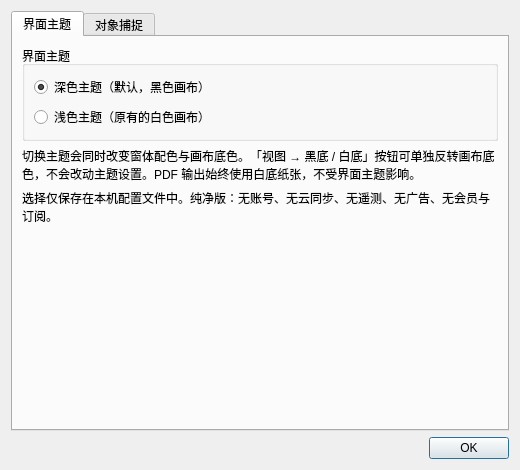
Above: src/ilovecad/ui/settings.ui from pxhhero-bit/ilovecad before the change. Below: the same form after it.
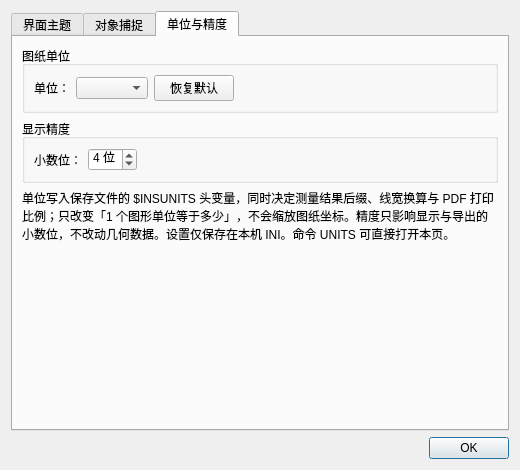
That is the form after the change. The open tabs and pages were chosen to show the change.

Patch:
```diff
--- a/src/ilovecad/ui/settings.ui
+++ b/src/ilovecad/ui/settings.ui
@@ -78,6 +78,39 @@
        <item><spacer name="spacerSnap"><property name="orientation"><enum>Qt::Vertical</enum></property><property name="sizeHint" stdset="0"><size><width>20</width><height>20</height></size></property></spacer></item>
       </layout>
      </widget>
+     <widget class="QWidget" name="tabUnits">
+      <attribute name="title"><string>单位与精度</string></attribute>
+      <layout class="QVBoxLayout" name="vboxUnits">
+       <item>
+        <widget class="QGroupBox" name="groupDrawUnits">
+         <property name="title"><string>图纸单位</string></property>
+         <layout class="QHBoxLayout" name="layoutUnits">
+          <item><widget class="QLabel" name="labelUnits"><property name="text"><string>单位：</string></property></widget></item>
+          <item><widget class="QComboBox" name="comboUnits"/></item>
+          <item><widget class="QPushButton" name="btnUnitsDefaults"><property name="text"><string>恢复默认</string></property></widget></item>
+          <item><spacer name="spacerUnits"><property name="orientation"><enum>Qt::Horizontal</enum></property><property name="sizeHint" stdset="0"><size><width>20</width><height>20</height></size></property></spacer></item>
+         </layout>
+        </widget>
+       </item>
+       <item>
+        <widget class="QGroupBox" name="groupPrecision">
+         <property name="title"><string>显示精度</string></property>
+         <layout class="QHBoxLayout" name="layoutPrecision">
+          <item><widget class="QLabel" name="labelPrecision"><property name="text"><string>小数位：</string></property></widget></item>
+          <item><widget class="QSpinBox" name="spinPrecision"><property name="minimum"><number>0</number></property><property name="maximum"><number>8</number></property><property name="value"><number>4</number></property><property name="suffix"><string> 位</string></property></widget></item>
+          <item><spacer name="spacerPrecision"><property name="orientation"><enum>Qt::Horizontal</enum></property><property name="sizeHint" stdset="0"><size><width>20</width><height>20</height></size></property></spacer></item>
+         </layout>
+        </widget>
+       </item>
+       <item>
+        <widget class="QLabel" name="labelUnitsNote">
+         <property name="text"><string>单位写入保存文件的 $INSUNITS 头变量，同时决定测量结果后缀、线宽换算与 PDF 打印比例；只改变「1 个图形单位等于多少」，不会缩放图纸坐标。精度只影响显示与导出的小数位，不改动几何数据。设置仅保存在本机 INI。命令 UNITS 可直接打开本页。</string></property>
+         <property name="wordWrap"><bool>true</bool></property>
+        </widget>
+       </item>
+       <item><spacer name="spacerUnitsBottom"><property name="orientation"><enum>Qt::Vertical</enum></property><property name="sizeHint" stdset="0"><size><width>20</width><height>20</height></size></property></spacer></item>
+      </layout>
+     </widget>
     </widget>
    </item>
    <item>
```
